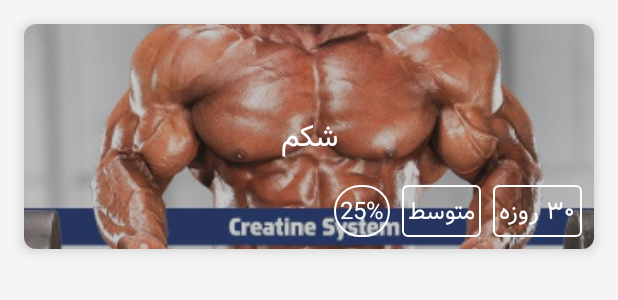
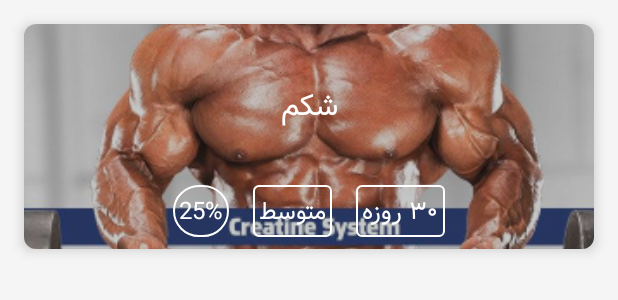
Before and after one commit to valiamin21/fitness_app, an Android app: the layout layout_plan_item.xml on its own in the app's theme, with its tools: preview values and no code run, on a phone screen of 412 x 824 dp. Shown: the top 300 px of the screen. Run offline under Robolectric (Android 15) with nearby library versions, the phone set to English and light mode, and no system bars; network calls fail.

Commit message:
modifying layout_plan_item

```diff
--- a/app/src/main/res/layout/layout_plan_item.xml
+++ b/app/src/main/res/layout/layout_plan_item.xml
@@ -21,23 +21,37 @@
         android:scaleType="centerCrop"
         tools:src="@drawable/test_image" />
 
+    <androidx.constraintlayout.widget.ConstraintLayout
+        android:layout_width="match_parent"
+        android:layout_height="match_parent"
+        android:background="#44333333">
+
         <ir.proglovving.cfviews.CfTextView
             android:id="@+id/plan_item_title"
-        android:layout_width="match_parent"
-        android:layout_height="match_parent"
+            android:layout_width="wrap_content"
+            android:layout_height="wrap_content"
             android:layout_gravity="center"
-        android:background="#44333333"
+            android:layout_margin="@dimen/standard_margin"
             android:gravity="center"
             android:textColor="@color/picturesTextColor"
             android:textSize="@dimen/standard_font_size_very_large"
             android:textStyle="bold"
+            app:layout_constraintBottom_toTopOf="@+id/linearLayout"
+            app:layout_constraintEnd_toEndOf="parent"
+            app:layout_constraintStart_toStartOf="parent"
+            app:layout_constraintTop_toTopOf="parent"
             tools:text="شکم" />
 
         <LinearLayout
+            android:id="@+id/linearLayout"
             android:layout_width="match_parent"
             android:layout_height="wrap_content"
             android:layout_gravity="bottom"
-        android:layout_margin="@dimen/standard_margin">
+            android:layout_margin="@dimen/standard_margin"
+            android:gravity="center"
+            android:orientation="horizontal"
+            app:layout_constraintBottom_toBottomOf="parent"
+            app:layout_constraintEnd_toEndOf="parent">
 
             <ir.proglovving.cfviews.CfTextView
                 android:id="@+id/tv_totalDay"
@@ -52,7 +66,7 @@
                 style="@style/TagTextStyle"
                 android:layout_width="wrap_content"
                 android:layout_height="wrap_content"
-            android:layout_marginHorizontal="@dimen/standard_margin"
+                android:layout_marginHorizontal="@dimen/standard_margin_x2"
                 android:background="@drawable/selector_border_radius"
                 tools:text="متوسط" />
 
@@ -65,5 +79,7 @@
                 tools:text="25%" />
 
         </LinearLayout>
+    </androidx.constraintlayout.widget.ConstraintLayout>
+
 
 </androidx.cardview.widget.CardView>
```
Lines whose indentation alone changed are shown as unchanged.
